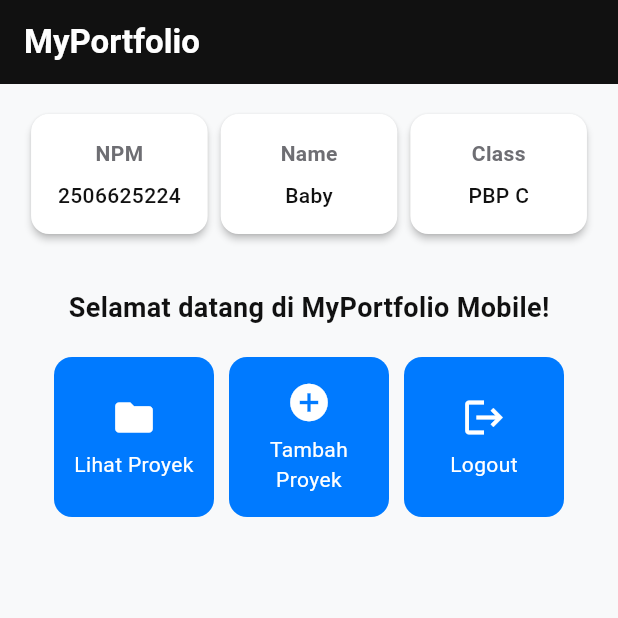
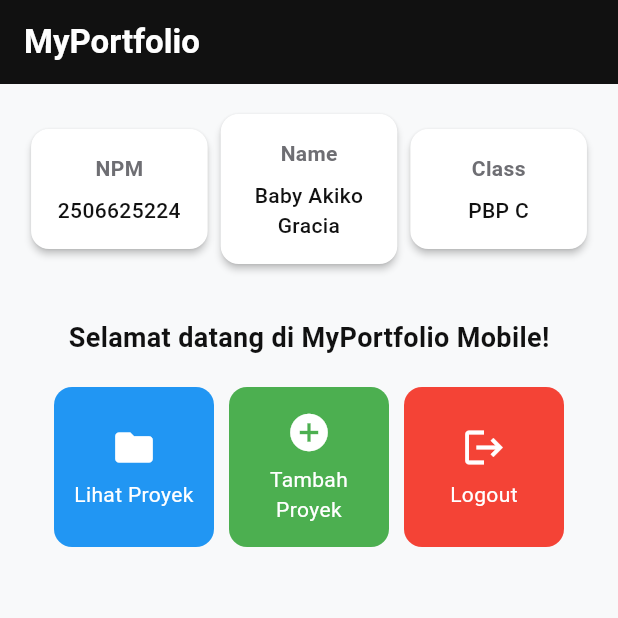
Before and after one commit to babyakiko/myportofolio_mobile, a Flutter app: the screen it shows after launch, on a phone screen of 412 x 824 dp, the top half of it. Run offline on Flutter 3.47's test engine with Material 3 defaults, Android fonts, the phone set to English and light mode, and no system bars.

Commit message:
feat: implement ItemCard with unique background colors and interactive SnackBar

```diff
--- a/lib/main.dart
+++ b/lib/main.dart
@@ -14,8 +14,8 @@ class MyApp extends StatelessWidget {
       title: 'MyPortfolio',
       theme: ThemeData(
         colorScheme: ColorScheme.fromSeed(
-          seedColor: const Color(0xFF007aff),
-          secondary: const Color(0xFFFFBD2E),
+          seedColor: Colors.indigo,
+          secondary: Colors.amber[700],
         ),
         useMaterial3: true,
       ),
--- a/lib/menu.dart
+++ b/lib/menu.dart
@@ -1,22 +1,30 @@
 import 'package:flutter/material.dart';
+
+// Model data untuk tombol menu dengan tambahan atribut color
+class ItemHomepage {
+  final String name;
+  final IconData icon;
+  final Color color;
+
+  ItemHomepage(this.name, this.icon, this.color);
+}
 
 class MyHomePage extends StatelessWidget {
   MyHomePage({super.key});
 
   final String npm = "2506625224";
-  final String nama = "Baby";
+  final String nama = "Baby Akiko Gracia";
   final String kelas = "PBP C";
 
-  // Daftar tombol menu portofolio
+  // Daftar tombol menu portofolio dengan warna unik dan kontras
   final List<ItemHomepage> items = [
-    ItemHomepage("Lihat Proyek", Icons.folder),
-    ItemHomepage("Tambah Proyek", Icons.add_circle),
-    ItemHomepage("Logout", Icons.logout),
+    ItemHomepage("Lihat Proyek", Icons.folder, Colors.blue),
+    ItemHomepage("Tambah Proyek", Icons.add_circle, Colors.green),
+    ItemHomepage("Logout", Icons.logout, Colors.red),
   ];
 
   @override
   Widget build(BuildContext context) {
-    // Scaffold menyediakan struktur visual dasar halaman (AppBar, Body, SnackBar).
     return Scaffold(
       appBar: AppBar(
         title: const Text(
@@ -45,7 +53,8 @@ class MyHomePage extends StatelessWidget {
             ),
             const SizedBox(height: 16.0),
             // Bagian tengah: pesan sambutan dan kisi tombol menu portofolio.
-            Center(
+            Expanded(
+              child: SingleChildScrollView(
                 child: Column(
                   children: [
                     const Padding(
@@ -55,24 +64,24 @@ class MyHomePage extends StatelessWidget {
                         style: TextStyle(
                           fontWeight: FontWeight.bold,
                           fontSize: 18.0,
-                        color: Color(0xFF111111), // Menyesuaikan --ink
+                          color: Color(0xFF111111),
                         ),
                       ),
                     ),
                     // GridView menampilkan kartu tombol dalam tata letak kisi 3 kolom.
                     GridView.count(
-                    primary: true,
+                      primary: false,
                       padding: const EdgeInsets.all(20),
                       crossAxisSpacing: 10,
                       mainAxisSpacing: 10,
                       crossAxisCount: 3,
-                    // shrinkWrap agar ukuran kisi menyesuaikan tinggi konten anak.
                       shrinkWrap: true,
                       children: items.map((ItemHomepage item) {
                         return ItemCard(item);
                       }).toList(),
                     ),
                   ],
+                ),
               ),
             ),
           ],
@@ -109,6 +118,7 @@ class InfoCard extends StatelessWidget {
             const SizedBox(height: 8.0),
             Text(
               content,
+              textAlign: TextAlign.center,
               style: const TextStyle(
                 color: Color(0xFF111111),
                 fontWeight: FontWeight.w500,
@@ -121,14 +131,6 @@ class InfoCard extends StatelessWidget {
   }
 }
 
-// Model data untuk tombol menu
-class ItemHomepage {
-  final String name;
-  final IconData icon;
-
-  ItemHomepage(this.name, this.icon);
-}
-
 // Widget kartu tombol interaktif
 class ItemCard extends StatelessWidget {
   final ItemHomepage item;
@@ -138,7 +140,7 @@ class ItemCard extends StatelessWidget {
   @override
   Widget build(BuildContext context) {
     return Material(
-      color: const Color(0xFF007AFF),
+      color: item.color,
       borderRadius: BorderRadius.circular(12),
       child: InkWell(
         onTap: () {
```
Lines whose indentation alone changed are shown as unchanged.
